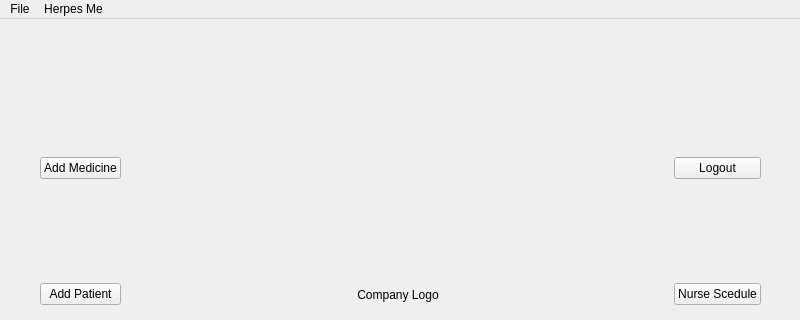
This is doctorview.ui in luigiacuna/UB-GUI-OOP-Final-Project as Qt 5 draws it before an edit; both pictures show x 0 to 800 and y 0 to 320 of the 800 by 600 pixel window. The edited form follows.
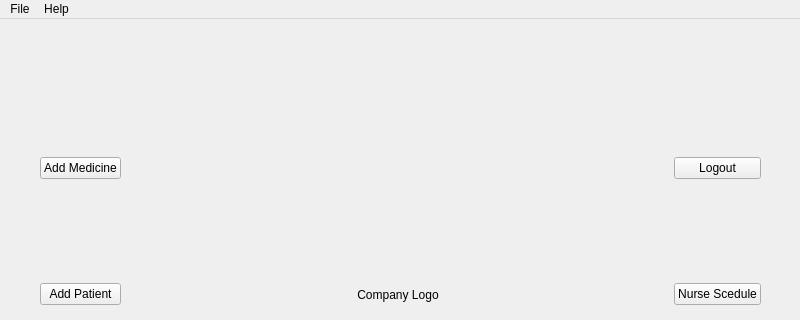
This is the edited form.

```diff
--- a/doctorview.ui
+++ b/doctorview.ui
@@ -119,7 +119,7 @@
      <x>0</x>
      <y>0</y>
      <width>800</width>
-     <height>21</height>
+     <height>20</height>
     </rect>
    </property>
    <widget class="QMenu" name="menuFile">
@@ -129,7 +129,7 @@
    </widget>
    <widget class="QMenu" name="menuHelp">
     <property name="title">
-     <string>Herpes Me</string>
+     <string>Help</string>
     </property>
     <addaction name="actionAbout"/>
    </widget>
```
